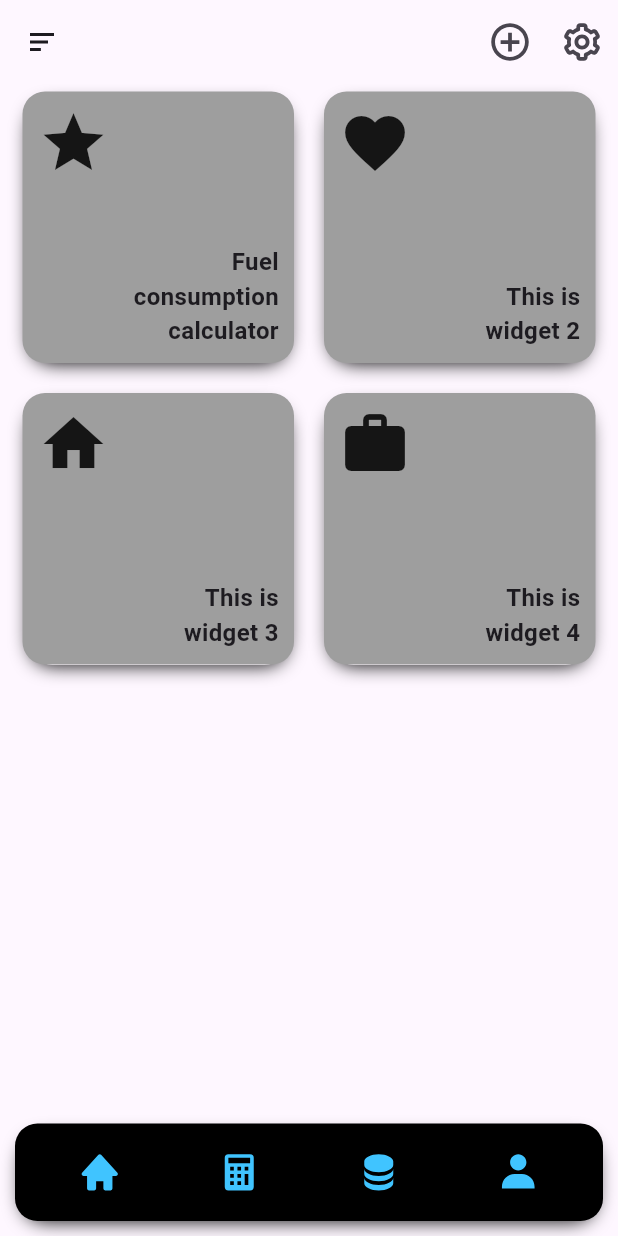
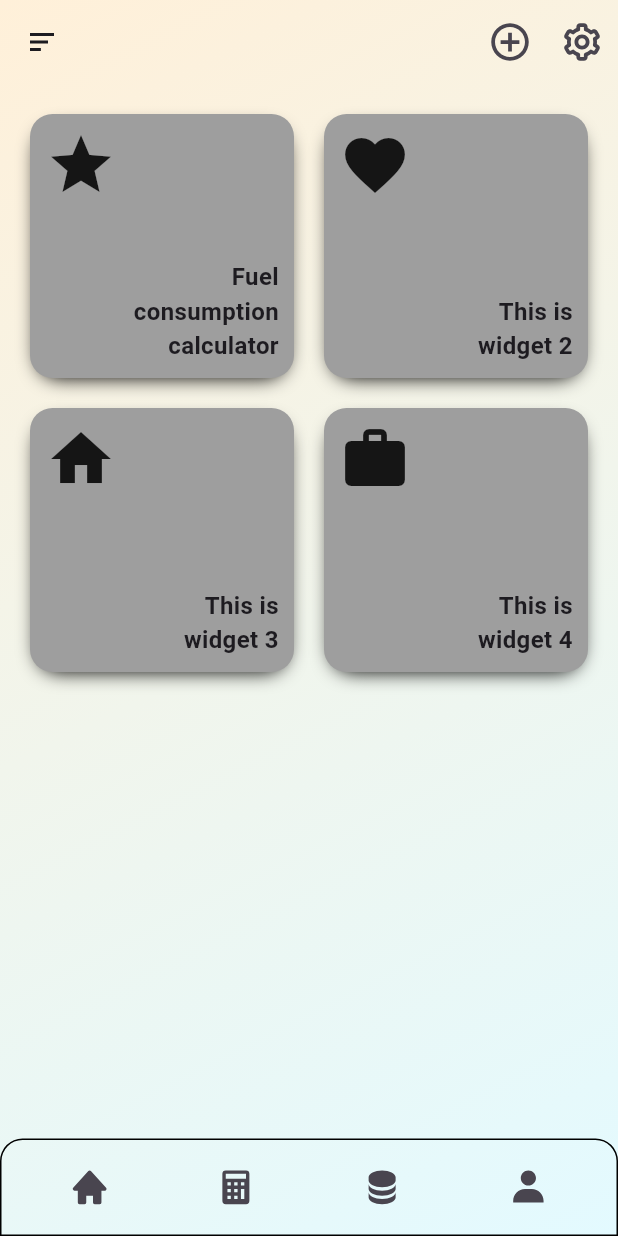
Before and after one commit to Emiresk/CarLibProto, a Flutter app: the screen it shows after launch, item 2 of the bottom bar chosen, on a phone screen of 412 x 824 dp. Run offline on Flutter 3.47's test engine with Material 3 defaults, Android fonts, the phone set to English and light mode, and no system bars; drawn by our look-alikes of auto_size_text; our stand-ins replace go_router, icons_plus.

Commit message:
Restyle main page

```diff
--- a/lib/Application/Pages/PageStart/page_start.dart
+++ b/lib/Application/Pages/PageStart/page_start.dart
@@ -14,19 +14,40 @@ class PageStart extends StatefulWidget {
 
 class PageStartStateComponent extends State<PageStart> {
 
-  void _loadWidget ( Widget _tartgetWidget ) {
+  Widget _selectedWidget = Container();
+
+  @override
+  void initState() {
+    super.initState();
+    _loadWidget(WidgetA());
+  }
+
+  void _loadWidget(Widget _tartgetWidget) {
     setState(() {
       _selectedWidget = _tartgetWidget;
     });
   }
 
-  Widget _selectedWidget = Container();
+
 
   @override
   Widget build(BuildContext context) {
     return SafeArea(
+      child: Container (
+        decoration: const BoxDecoration(
+          gradient: LinearGradient(
+              begin: Alignment.bottomRight,
+              end: Alignment.topLeft,
+              colors: <Color>[
+                Color(0xFFe3faff),
+                Color(0xFFfff0d9),
+              ]
+          ),
+        ),
         child: Scaffold (
+          backgroundColor: Colors.transparent,
           appBar: AppBar(
+            backgroundColor: Colors.transparent,
             actions: [
               Row(
                 mainAxisAlignment: MainAxisAlignment.spaceBetween,
@@ -34,7 +55,7 @@ class PageStartStateComponent extends State<PageStart> {
                   IconButton(
                       onPressed: ()=>{} ,
                       icon: const Icon(
-                    BoxIcons.bx_plus_circle,
+                        BoxIcons.bx_plus_circle,
                         size: 30,
                       )
                   ),
@@ -54,44 +75,39 @@ class PageStartStateComponent extends State<PageStart> {
             ),
           ),
           bottomNavigationBar: Container(
-
             height: 65,
             padding: EdgeInsets.all(10),
-            margin: EdgeInsets.all(10),
             decoration: BoxDecoration(
-              color: Colors.black,
-              borderRadius: BorderRadius.all(Radius.circular(15)),
-              boxShadow: const [ BoxShadow(
+              borderRadius: BorderRadius.only(
+                  topLeft: Radius.circular(15),
+                  topRight: Radius.circular(15)
+              ),
+              border: Border.all(
                 color: Colors.black,
-                blurRadius: 10,
-                blurStyle: BlurStyle.outer,
-                offset: Offset(0, 5),
-                spreadRadius: -5
-              )],
+              )
             ),
             child: Row(
               mainAxisAlignment: MainAxisAlignment.spaceAround,
               children: [
                 IconButton(
-                    color: Colors.lightBlueAccent,
                     iconSize: 30,
                     onPressed: () => _loadWidget ( WidgetA() ),
                     icon: Icon(BoxIcons.bxs_home )
                 ),
                 IconButton(
-                    color: Colors.lightBlueAccent,
+
                     iconSize: 30,
                     onPressed: () => _loadWidget ( WidgetB() ),
                     icon: Icon(BoxIcons.bxs_calculator )
                 ),
                 IconButton(
-                    color: Colors.lightBlueAccent,
+
                     iconSize: 30,
                     onPressed: () => print("Click"),
                     icon: Icon(BoxIcons.bxs_data)
                 ),
                 IconButton(
-                    color: Colors.lightBlueAccent,
+
                     iconSize: 30,
                     onPressed: () => print("Click"),
                     icon: Icon(BoxIcons.bxs_user)
@@ -100,16 +116,15 @@ class PageStartStateComponent extends State<PageStart> {
             ),
           ),
           body: Container(
-            margin: EdgeInsets.symmetric(horizontal: 10),
+            margin: const EdgeInsets.all(15),
             child: AnimatedSwitcher(
               duration: Duration(milliseconds: 600),
               switchInCurve: Curves.easeIn,
               child: _selectedWidget,
             ),
-
           )
-        )
+        ),
+      ),
     );
   }
-
 }
```
